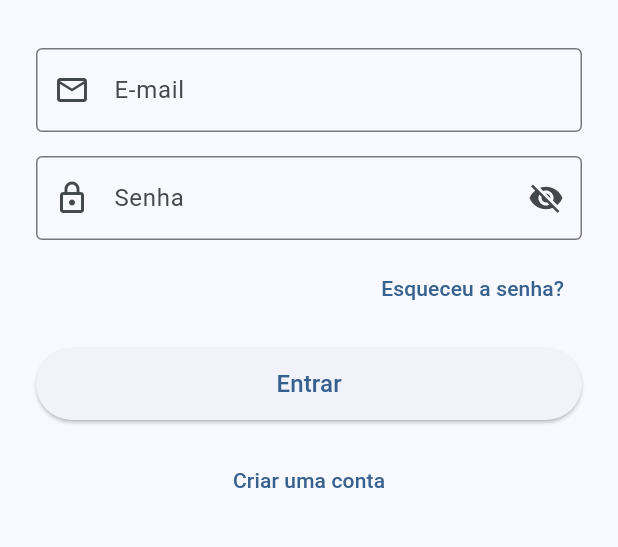
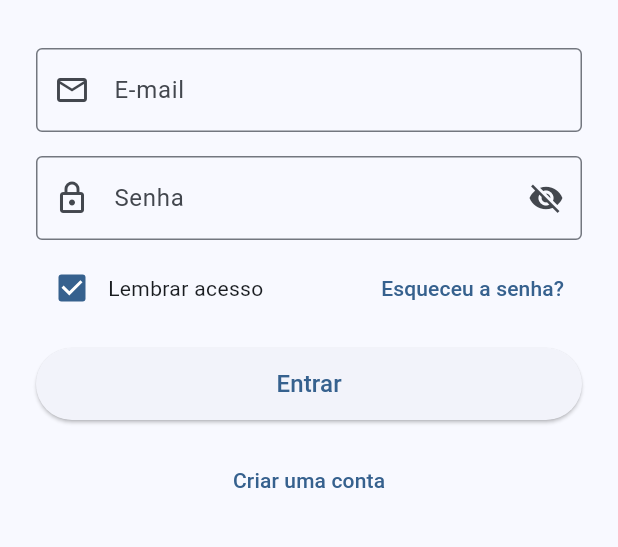
Before and after one commit to bbgbruno/PurchaseHistoryApp, a Flutter app: the screen it shows after launch, on a phone screen of 412 x 824 dp, the part 459-1006 px from its top. Run offline on Flutter 3.47's test engine with Material 3 defaults, Android fonts, the phone set to English and light mode, and no system bars; our stand-ins replace shared_preferences; missing offline and left inert: mobile_scanner; accounts and stored records are empty.

Commit message:
feat: lembrar acesso do usuario com shared_preferences

```diff
--- a/lib/Pages/home_page.dart
+++ b/lib/Pages/home_page.dart
@@ -1,6 +1,7 @@
 import 'package:flutter/material.dart';
 
 import '../services/dashboard_service.dart';
+import '../services/session_service.dart';
 import 'categories_page.dart';
 import 'category_detail_page.dart';
 import 'import_coupon_page.dart';
@@ -76,6 +77,7 @@ class _HomePageState extends State<HomePage> {
             icon: const Icon(Icons.logout),
             tooltip: 'Sair',
             onPressed: () {
+              SessionService.clear();
               Navigator.pushAndRemoveUntil(
                 context,
                 MaterialPageRoute(
--- a/lib/Pages/login_page.dart
+++ b/lib/Pages/login_page.dart
@@ -19,6 +19,7 @@ class _LoginPageState extends State<LoginPage> {
   final _authService = AuthService();
   bool _loading = false;
   bool _obscure = true;
+  bool _remember = true;
 
   Future<void> _login() async {
     if (!_formKey.currentState!.validate()) return;
@@ -29,6 +30,7 @@ class _LoginPageState extends State<LoginPage> {
       await _authService.login(
         _emailController.text.trim(),
         _passwordController.text,
+        _remember,
       );
 
       if (!mounted) return;
@@ -119,9 +121,16 @@ class _LoginPageState extends State<LoginPage> {
                 ),
                 const SizedBox(height: 8),
 
-                Align(
-                  alignment: Alignment.centerRight,
-                  child: TextButton(
+                Row(
+                  children: [
+                    Checkbox(
+                      value: _remember,
+                      onChanged: (v) =>
+                          setState(() => _remember = v ?? true),
+                    ),
+                    const Text('Lembrar acesso'),
+                    const Spacer(),
+                    TextButton(
                       onPressed: () {
                         Navigator.push(
                           context,
@@ -132,6 +141,7 @@ class _LoginPageState extends State<LoginPage> {
                       },
                       child: const Text('Esqueceu a senha?'),
                     ),
+                  ],
                 ),
                 const SizedBox(height: 16),
 
--- /dev/null
+++ b/lib/Services/session_service.dart
@@ -0,0 +1,55 @@
+import 'package:shared_preferences/shared_preferences.dart';
+
+class SessionService {
+  static const _keyUserId = 'session_user_id';
+  static const _keyUserName = 'session_user_name';
+  static const _keyUserEmail = 'session_user_email';
+  static const _keyRemember = 'session_remember';
+
+  static Future<void> save({
+    required String userId,
+    required String name,
+    required String email,
+  }) async {
+    final prefs = await SharedPreferences.getInstance();
+    await prefs.setString(_keyUserId, userId);
+    await prefs.setString(_keyUserName, name);
+    await prefs.setString(_keyUserEmail, email);
+    await prefs.setBool(_keyRemember, true);
+  }
+
+  static Future<SessionData?> load() async {
+    final prefs = await SharedPreferences.getInstance();
+    final remember = prefs.getBool(_keyRemember) ?? false;
+    if (!remember) return null;
+
+    final userId = prefs.getString(_keyUserId);
+    if (userId == null || userId.isEmpty) return null;
+
+    return SessionData(
+      userId: userId,
+      name: prefs.getString(_keyUserName) ?? '',
+      email: prefs.getString(_keyUserEmail) ?? '',
+    );
+  }
+
+  static Future<void> clear() async {
+    final prefs = await SharedPreferences.getInstance();
+    await prefs.remove(_keyUserId);
+    await prefs.remove(_keyUserName);
+    await prefs.remove(_keyUserEmail);
+    await prefs.setBool(_keyRemember, false);
+  }
+}
+
+class SessionData {
+  final String userId;
+  final String name;
+  final String email;
+
+  SessionData({
+    required this.userId,
+    required this.name,
+    required this.email,
+  });
+}
--- a/lib/main.dart
+++ b/lib/main.dart
@@ -1,8 +1,12 @@
 import 'package:flutter/material.dart';
 
+import 'services/api_service.dart';
+import 'services/session_service.dart';
+import 'pages/home_page.dart';
 import 'pages/login_page.dart';
 
 void main() {
+  WidgetsFlutterBinding.ensureInitialized();
   runApp(const MyApp());
 }
 
@@ -24,7 +28,46 @@ class MyApp extends StatelessWidget {
         useMaterial3: true,
       ),
 
-      home: const LoginPage(),
+      home: const _EntryPoint(),
     );
   }
 }
+
+class _EntryPoint extends StatefulWidget {
+  const _EntryPoint();
+
+  @override
+  State<_EntryPoint> createState() => _EntryPointState();
+}
+
+class _EntryPointState extends State<_EntryPoint> {
+  bool _checking = true;
+  bool _hasSession = false;
+
+  @override
+  void initState() {
+    super.initState();
+    _tryAutoLogin();
+  }
+
+  Future<void> _tryAutoLogin() async {
+    final session = await SessionService.load();
+    if (session != null) {
+      ApiService.setUserId(session.userId);
+      if (mounted) setState(() => _hasSession = true);
+    }
+    if (mounted) {
+      setState(() => _checking = false);
+    }
+  }
+
+  @override
+  Widget build(BuildContext context) {
+    if (_checking) {
+      return const Scaffold(
+        body: Center(child: CircularProgressIndicator()),
+      );
+    }
+    return _hasSession ? const HomePage() : const LoginPage();
+  }
+}
--- a/pubspec.yaml
+++ b/pubspec.yaml
@@ -36,6 +36,7 @@ dependencies:
   cupertino_icons: ^1.0.8
   http: ^1.6.0
   mobile_scanner: ^7.2.0
+  shared_preferences: ^2.5.0
 
 dev_dependencies:
   flutter_test:
```
Also changed, not shown: lib/Services/auth_service.dart (+12 -1 lines), pubspec.lock, 4 other files. Lines whose indentation alone changed are shown as unchanged.
